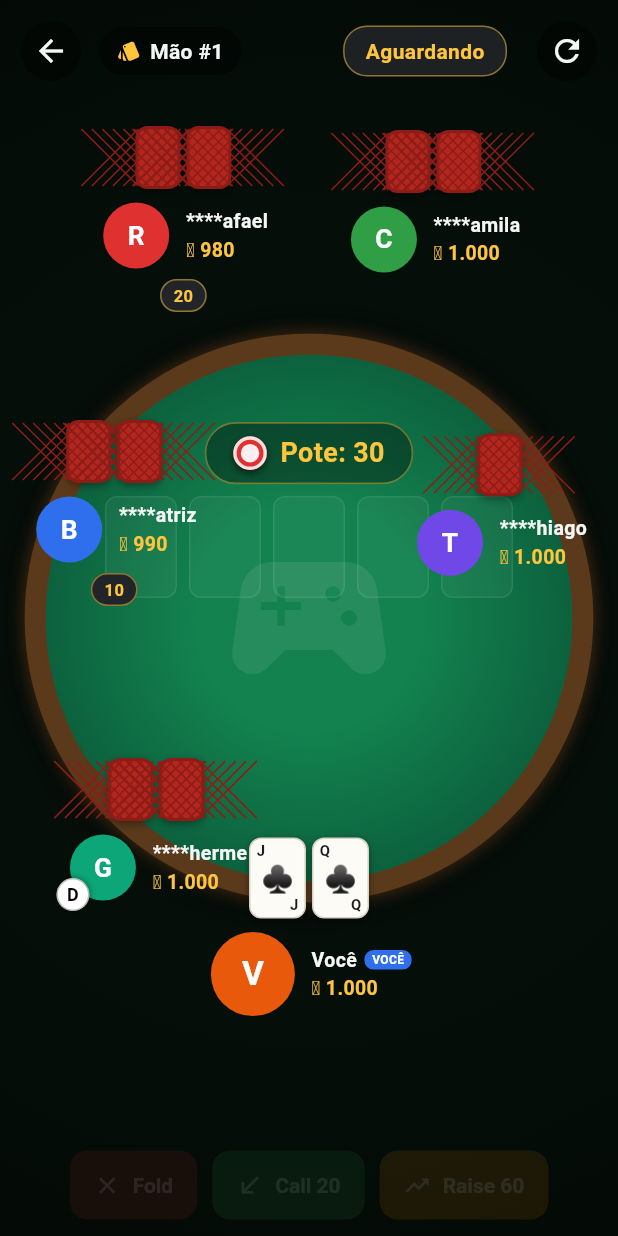
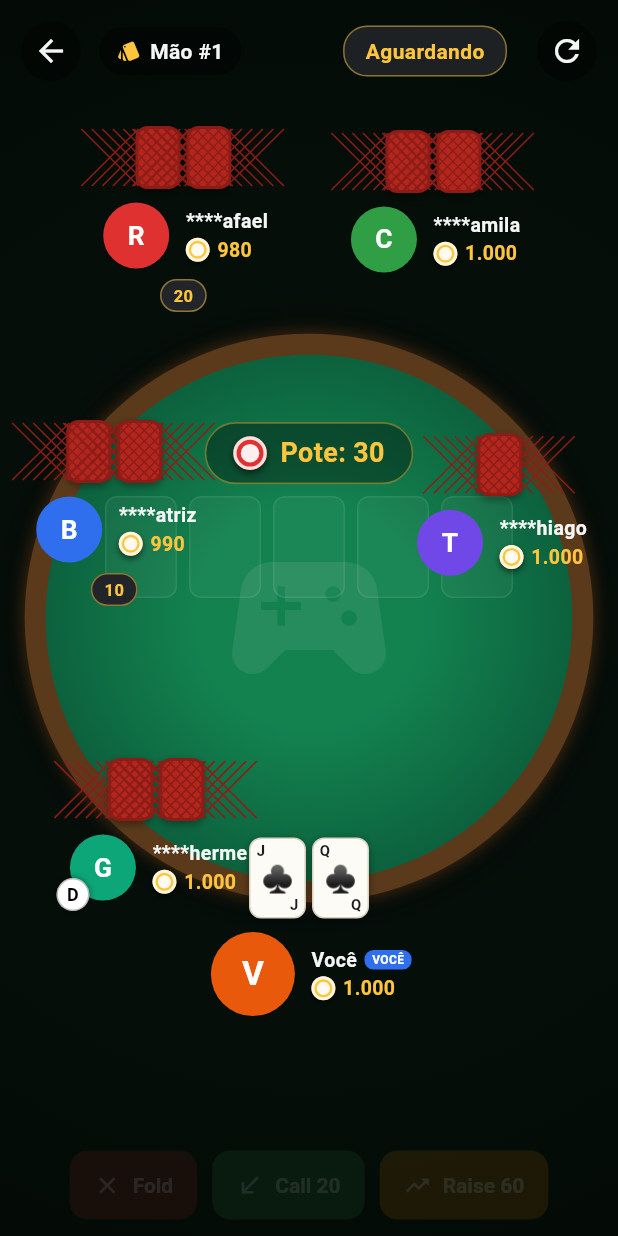
Before and after one commit to Gui143/luccabet, a Flutter app: the GameTableScreen screen opened directly, on a phone screen of 412 x 824 dp. Run offline on Flutter 3.47's test engine with Material 3 defaults, Android fonts, the phone set to English and light mode, and no system bars; our stand-ins replace audioplayers, get.

Commit message:
fix(poker): remove emoji do stack do jogador, usa ChipWidget
Substitui o caractere emoji de ficha por um ChipWidget real (desenho customizado), mantendo o padrao da UI sem emojis no codigo.

Co-authored-by: arena-agent <297053741+arena-agent@users.noreply.github.com>

```diff
--- a/poker_module/lib/modules/game_table/widgets/player_seat_widget.dart
+++ b/poker_module/lib/modules/game_table/widgets/player_seat_widget.dart
@@ -12,6 +12,7 @@ import '../../../models/poker_enums.dart';
 import '../../../shared/utils/app_colors.dart';
 import '../../../shared/utils/formatters.dart';
 import '../../../shared/widgets/playing_card_widget.dart';
+import 'chip_widget.dart';
 import '../../../shared/widgets/player_avatar_widget.dart';
 
 class PlayerSeatWidget extends StatelessWidget {
@@ -116,9 +117,19 @@ class PlayerSeatWidget extends StatelessWidget {
                           ),
                       ],
                     ),
-                    Text(
-                      '🪙 ${Formatters.chips(player.stack.value)}',
-                      style: const TextStyle(color: AppColors.gold, fontSize: 13, fontWeight: FontWeight.w600),
+                    Row(
+                      mainAxisSize: MainAxisSize.min,
+                      children: [
+                        const ChipWidget(size: 16, color: AppColors.gold),
+                        const SizedBox(width: 5),
+                        Text(
+                          Formatters.chips(player.stack.value),
+                          style: const TextStyle(
+                              color: AppColors.gold,
+                              fontSize: 13,
+                              fontWeight: FontWeight.w600),
+                        ),
+                      ],
                     ),
                   ],
                 ),
```
